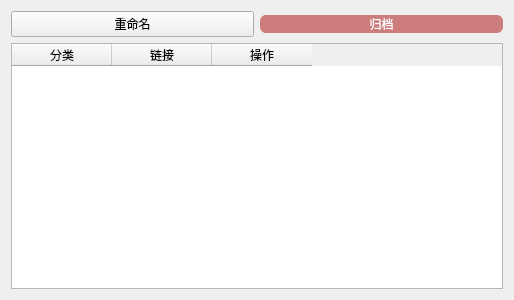
Above: ui/url_manager_table_frame.ui from KnockHarder/browserbot before the change. Below: the same form after it.
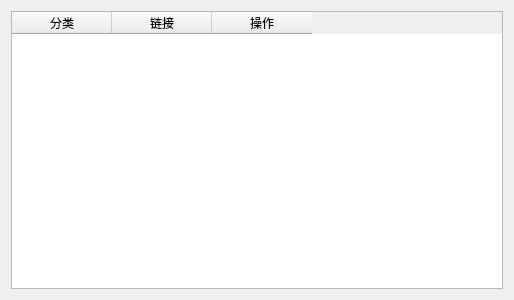
That is the form after the change. Custom widgets are drawn as their Qt base class.

Commit message: 删除不必要的重命名与归档按钮

The edit to the form file:
```diff
--- a/ui/url_manager_table_frame.ui
+++ b/ui/url_manager_table_frame.ui
@@ -14,31 +14,6 @@
    <string>Frame</string>
   </property>
   <layout class="QVBoxLayout" name="verticalLayout">
-   <item>
-    <layout class="QHBoxLayout" name="horizontalLayout">
-     <item>
-      <widget class="QPushButton" name="pushButton">
-       <property name="text">
-        <string>重命名</string>
-       </property>
-      </widget>
-     </item>
-     <item>
-      <widget class="QPushButton" name="pushButton_2">
-       <property name="styleSheet">
-        <string notr="true">QPushButton {
-	color: white;
-	background-color: rgb(205, 125, 124);
-    border-radius: 6px;
-}</string>
-       </property>
-       <property name="text">
-        <string>归档</string>
-       </property>
-      </widget>
-     </item>
-    </layout>
-   </item>
    <item>
     <widget class="AccessibleTableWidget" name="tableWidget">
      <property name="sizePolicy">
@@ -79,9 +54,6 @@
      <property name="horizontalScrollMode">
       <enum>QAbstractItemView::ScrollPerPixel</enum>
      </property>
-     <property name="sortingEnabled">
-      <bool>true</bool>
-     </property>
      <property name="columnCount">
       <number>3</number>
      </property>
```
Left out of the diff: 35 changed lines with no effect on the pictures. The commit also changes 2 other files.
